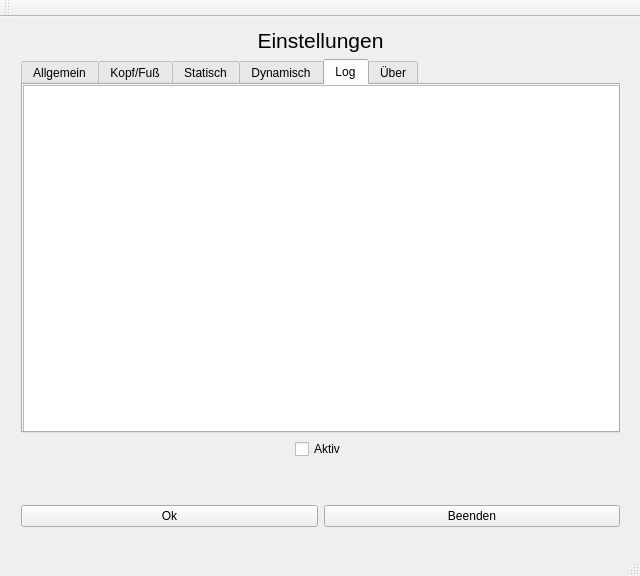
Qt form rsi.ui (Merhoc/re-stand-in) before a commit.
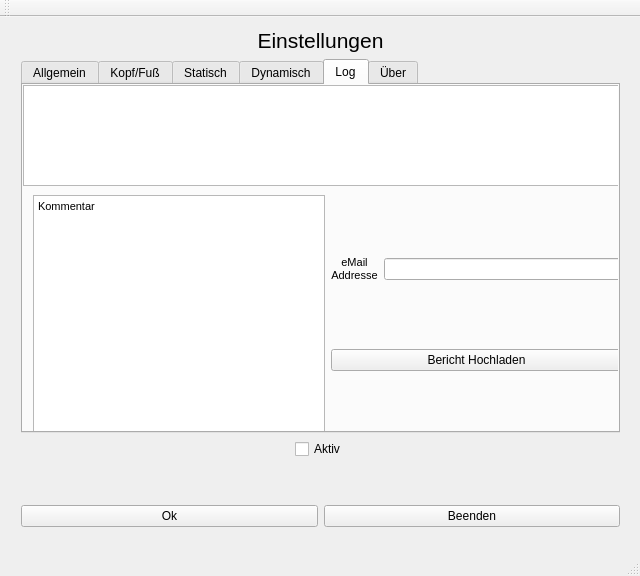
The same form after that commit. The open tabs and pages were chosen to show the change.

```diff
--- a/rsi.ui
+++ b/rsi.ui
@@ -370,7 +370,7 @@
            <x>0</x>
            <y>0</y>
            <width>611</width>
-           <height>361</height>
+           <height>101</height>
           </rect>
          </property>
          <property name="undoRedoEnabled">
@@ -380,6 +380,63 @@
           <bool>true</bool>
          </property>
         </widget>
+        <widget class="QWidget" name="horizontalLayoutWidget_2">
+         <property name="geometry">
+          <rect>
+           <x>-1</x>
+           <y>99</y>
+           <width>611</width>
+           <height>261</height>
+          </rect>
+         </property>
+         <layout class="QHBoxLayout" name="horizontalLayout_4">
+          <item>
+           <widget class="QTextBrowser" name="textBrowser">
+            <property name="html">
+             <string>&lt;!DOCTYPE HTML PUBLIC &quot;-//W3C//DTD HTML 4.0//EN&quot; &quot;http://www.w3.org/TR/REC-html40/strict.dtd&quot;&gt;
+&lt;html&gt;&lt;head&gt;&lt;meta name=&quot;qrichtext&quot; content=&quot;1&quot; /&gt;&lt;style type=&quot;text/css&quot;&gt;
+p, li { white-space: pre-wrap; }
+&lt;/style&gt;&lt;/head&gt;&lt;body style=&quot; font-family:'MS Shell Dlg 2'; font-size:8.25pt; font-weight:400; font-style:normal;&quot;&gt;
+&lt;p style=&quot; margin-top:0px; margin-bottom:0px; margin-left:0px; margin-right:0px; -qt-block-indent:0; text-indent:0px;&quot;&gt;&lt;span style=&quot; font-size:8pt;&quot;&gt;Kommentar&lt;/span&gt;&lt;/p&gt;&lt;/body&gt;&lt;/html&gt;</string>
+            </property>
+           </widget>
+          </item>
+          <item>
+           <layout class="QVBoxLayout" name="verticalLayout_3">
+            <item>
+             <layout class="QHBoxLayout" name="horizontalLayout_5">
+              <item>
+               <widget class="QLabel" name="label_6">
+                <property name="text">
+                 <string>&lt;!DOCTYPE HTML PUBLIC &quot;-//W3C//DTD HTML 4.0//EN&quot; &quot;http://www.w3.org/TR/REC-html40/strict.dtd&quot;&gt;
+&lt;html&gt;&lt;head&gt;&lt;meta name=&quot;qrichtext&quot; content=&quot;1&quot; /&gt;&lt;style type=&quot;text/css&quot;&gt;
+p, li { white-space: pre-wrap; }
+&lt;/style&gt;&lt;/head&gt;&lt;body style=&quot; font-family:'MS Shell Dlg 2'; font-size:8.25pt; font-weight:400; font-style:normal;&quot;&gt;
+&lt;p align=&quot;center&quot; style=&quot; margin-top:0px; margin-bottom:0px; margin-left:0px; margin-right:0px; -qt-block-indent:0; text-indent:0px;&quot;&gt;&lt;span style=&quot; font-size:8pt;&quot;&gt;eMail&lt;/span&gt;&lt;/p&gt;
+&lt;p align=&quot;center&quot; style=&quot; margin-top:0px; margin-bottom:0px; margin-left:0px; margin-right:0px; -qt-block-indent:0; text-indent:0px;&quot;&gt;&lt;span style=&quot; font-size:8pt;&quot;&gt;Addresse&lt;/span&gt;&lt;/p&gt;&lt;/body&gt;&lt;/html&gt;</string>
+                </property>
+               </widget>
+              </item>
+              <item>
+               <widget class="QLineEdit" name="lineEdit">
+                <property name="text">
+                 <string/>
+                </property>
+               </widget>
+              </item>
+             </layout>
+            </item>
+            <item>
+             <widget class="QPushButton" name="sendReport">
+              <property name="text">
+               <string>Bericht Hochladen</string>
+              </property>
+             </widget>
+            </item>
+           </layout>
+          </item>
+         </layout>
+        </widget>
        </widget>
        <widget class="QWidget" name="about_tab">
         <attribute name="title">
```
Left out of the diff: 2 changed lines with no effect on the pictures.
